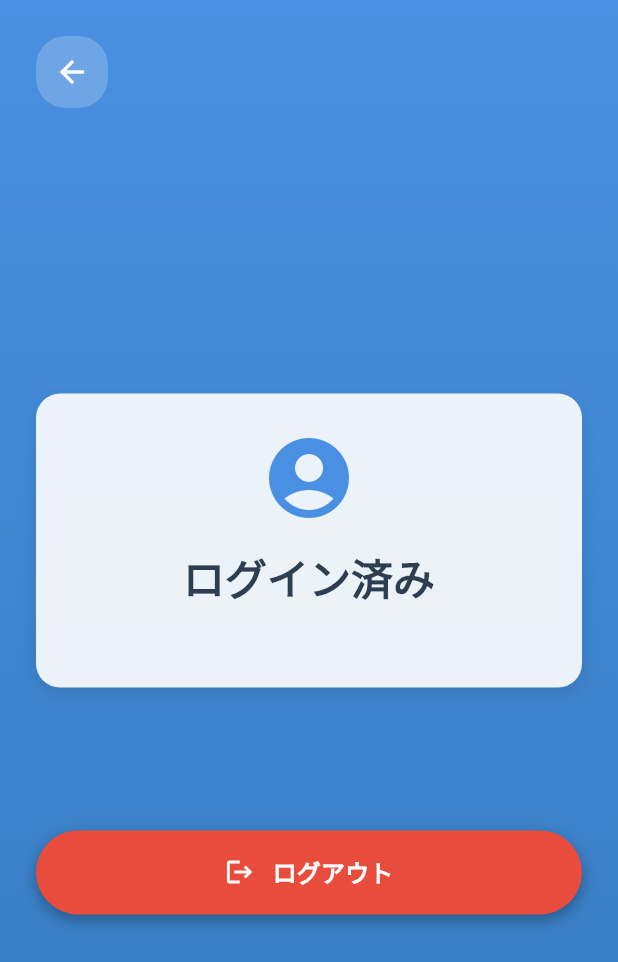
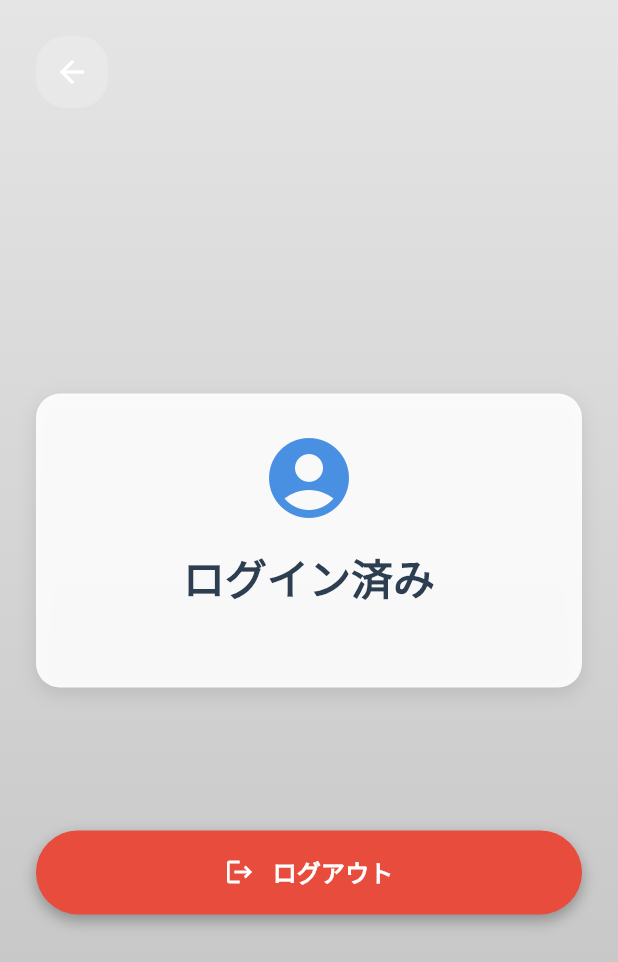
Before and after one commit to noboru-i/kyouen-flutter, a Flutter app: the screen it shows after launch, after a tap on "ログイン", on a phone screen of 412 x 824 dp. Shown: the top 962 px of the screen. Run offline on Flutter 3.47's test engine with Material 3 defaults, Android fonts, the phone set to English and light mode, and no system bars; our stand-ins replace chopper, firebase_auth, firebase_core, firebase_crashlytics, flutter_riverpod, freezed_annotation and 3 more; missing offline and left inert: kyouen; accounts and stored records are empty; generated files the repository leaves out were written again; network calls fail.

Commit message:
Add monochrome background design and refactor shared components
- Create BackgroundWidget with monochrome gradient for consistent UI
- Update title page with calming color scheme (brown accents)
- Refactor duplicated DecoratedBox code across all pages
- Apply consistent background across sign-in, stage, and title pages

🤖 Generated with [Claude Code](https://claude.ai/code)

Co-Authored-By: Claude <noreply@anthropic.com>

```diff
--- /dev/null
+++ b/lib/src/features/common/background_widget.dart
@@ -0,0 +1,27 @@
+import 'package:flutter/material.dart';
+
+class BackgroundWidget extends StatelessWidget {
+  const BackgroundWidget({
+    super.key,
+    required this.child,
+  });
+
+  final Widget child;
+
+  @override
+  Widget build(BuildContext context) {
+    return DecoratedBox(
+      decoration: const BoxDecoration(
+        gradient: LinearGradient(
+          begin: Alignment.topCenter,
+          end: Alignment.bottomCenter,
+          colors: [
+            Color(0xFFE5E5E5), // Light gray
+            Color(0xFFC0C0C0), // Darker gray
+          ],
+        ),
+      ),
+      child: child,
+    );
+  }
+}
--- a/lib/src/features/sign_in/sign_in_page.dart
+++ b/lib/src/features/sign_in/sign_in_page.dart
@@ -4,6 +4,7 @@ import 'package:flutter/material.dart';
 import 'package:flutter_riverpod/flutter_riverpod.dart';
 import 'package:kyouen_flutter/src/data/api/api_client.dart';
 import 'package:kyouen_flutter/src/data/api/entity/login_request.dart';
+import 'package:kyouen_flutter/src/features/common/background_widget.dart';
 
 class SignInPage extends ConsumerWidget {
   const SignInPage({super.key});
@@ -34,17 +35,7 @@ class _SignInView extends StatelessWidget {
 
   @override
   Widget build(BuildContext context) {
-    return DecoratedBox(
-      decoration: const BoxDecoration(
-        gradient: LinearGradient(
-          begin: Alignment.topCenter,
-          end: Alignment.bottomCenter,
-          colors: [
-            Color(0xFF4A90E2), // Light blue
-            Color(0xFF357ABD), // Darker blue
-          ],
-        ),
-      ),
+    return BackgroundWidget(
       child: SafeArea(
         child: Padding(
           padding: const EdgeInsets.all(24),
@@ -276,17 +267,7 @@ class _LogoutView extends StatelessWidget {
 
   @override
   Widget build(BuildContext context) {
-    return DecoratedBox(
-      decoration: const BoxDecoration(
-        gradient: LinearGradient(
-          begin: Alignment.topCenter,
-          end: Alignment.bottomCenter,
-          colors: [
-            Color(0xFF4A90E2), // Light blue
-            Color(0xFF357ABD), // Darker blue
-          ],
-        ),
-      ),
+    return BackgroundWidget(
       child: SafeArea(
         child: Padding(
           padding: const EdgeInsets.all(24),
--- a/lib/src/features/stage/stage_page.dart
+++ b/lib/src/features/stage/stage_page.dart
@@ -1,6 +1,7 @@
 import 'package:flutter/material.dart';
 import 'package:flutter_riverpod/flutter_riverpod.dart';
 import 'package:kyouen_flutter/src/data/repository/stage_repository.dart';
+import 'package:kyouen_flutter/src/features/common/background_widget.dart';
 import 'package:kyouen_flutter/src/features/stage/stage_service.dart';
 
 class StagePage extends ConsumerWidget {
@@ -15,10 +16,12 @@ class StagePage extends ConsumerWidget {
     ref.watch(currentStageNoProvider);
 
     return const Scaffold(
-      body: SafeArea(
-        child: Column(
-          crossAxisAlignment: CrossAxisAlignment.stretch,
-          children: [_Header(), Expanded(child: _Body()), _Footer()],
+      body: BackgroundWidget(
+        child: SafeArea(
+          child: Column(
+            crossAxisAlignment: CrossAxisAlignment.stretch,
+            children: [_Header(), Expanded(child: _Body()), _Footer()],
+          ),
         ),
       ),
     );
--- a/lib/src/features/title/title_page.dart
+++ b/lib/src/features/title/title_page.dart
@@ -2,6 +2,7 @@ import 'package:flutter/material.dart';
 import 'package:flutter_riverpod/flutter_riverpod.dart';
 import 'package:kyouen_flutter/src/config/environment.dart';
 import 'package:kyouen_flutter/src/data/repository/stage_repository.dart';
+import 'package:kyouen_flutter/src/features/common/background_widget.dart';
 import 'package:kyouen_flutter/src/features/sign_in/sign_in_page.dart';
 import 'package:kyouen_flutter/src/features/stage/stage_page.dart';
 
@@ -13,17 +14,7 @@ class TitlePage extends ConsumerWidget {
   @override
   Widget build(BuildContext context, WidgetRef ref) {
     return Scaffold(
-      body: DecoratedBox(
-        decoration: const BoxDecoration(
-          gradient: LinearGradient(
-            begin: Alignment.topCenter,
-            end: Alignment.bottomCenter,
-            colors: [
-              Color(0xFF4A90E2), // Light blue
-              Color(0xFF357ABD), // Darker blue
-            ],
-          ),
-        ),
+      body: BackgroundWidget(
         child: SafeArea(
           child: Padding(
             padding: const EdgeInsets.symmetric(horizontal: 32),
@@ -92,7 +83,7 @@ class TitlePage extends ConsumerWidget {
                       );
                     },
                     style: ElevatedButton.styleFrom(
-                      backgroundColor: const Color(0xFF27AE60),
+                      backgroundColor: const Color(0xFF8B7355),
                       foregroundColor: Colors.white,
                       elevation: 0,
                       shape: RoundedRectangleBorder(
@@ -131,12 +122,12 @@ class TitlePage extends ConsumerWidget {
                     },
                     style: ElevatedButton.styleFrom(
                       backgroundColor: Colors.white,
-                      foregroundColor: const Color(0xFF4A90E2),
+                      foregroundColor: const Color(0xFF8B7355),
                       elevation: 0,
                       shape: RoundedRectangleBorder(
                         borderRadius: BorderRadius.circular(28),
                         side: const BorderSide(
-                          color: Color(0xFF4A90E2),
+                          color: Color(0xFF8B7355),
                           width: 2,
                         ),
                       ),
@@ -166,7 +157,8 @@ class _StageCountDisplay extends ConsumerWidget {
     final stageRepositoryAsync = ref.watch(stageRepositoryProvider);
 
     return stageRepositoryAsync.when(
-      loading: () => Container(
+      loading:
+          () => Container(
             padding: const EdgeInsets.symmetric(horizontal: 16, vertical: 8),
             decoration: BoxDecoration(
               color: const Color(0xFF95A5A6).withValues(alpha: 0.1),
@@ -179,7 +171,8 @@ class _StageCountDisplay extends ConsumerWidget {
               ).textTheme.bodyMedium?.copyWith(color: const Color(0xFF7F8C8D)),
             ),
           ),
-      error: (error, _) => Container(
+      error:
+          (error, _) => Container(
             padding: const EdgeInsets.symmetric(horizontal: 16, vertical: 8),
             decoration: BoxDecoration(
               color: const Color(0xFFE74C3C).withValues(alpha: 0.1),
@@ -195,28 +188,35 @@ class _StageCountDisplay extends ConsumerWidget {
               ).textTheme.bodyMedium?.copyWith(color: const Color(0xFFE74C3C)),
             ),
           ),
-      data: (repository) => FutureBuilder<Map<String, int>>(
+      data:
+          (repository) => FutureBuilder<Map<String, int>>(
             future: repository.getStageCount(),
             builder: (context, snapshot) {
               if (snapshot.connectionState == ConnectionState.waiting) {
                 return Container(
-              padding: const EdgeInsets.symmetric(horizontal: 16, vertical: 8),
+                  padding: const EdgeInsets.symmetric(
+                    horizontal: 16,
+                    vertical: 8,
+                  ),
                   decoration: BoxDecoration(
                     color: const Color(0xFF95A5A6).withValues(alpha: 0.1),
                     borderRadius: BorderRadius.circular(12),
                   ),
                   child: Text(
                     'ステージ情報を読み込み中...',
-                style: Theme.of(
-                  context,
-                ).textTheme.bodyMedium?.copyWith(color: const Color(0xFF7F8C8D)),
+                    style: Theme.of(context).textTheme.bodyMedium?.copyWith(
+                      color: const Color(0xFF7F8C8D),
+                    ),
                   ),
                 );
               }
 
               if (snapshot.hasError) {
                 return Container(
-              padding: const EdgeInsets.symmetric(horizontal: 16, vertical: 8),
+                  padding: const EdgeInsets.symmetric(
+                    horizontal: 16,
+                    vertical: 8,
+                  ),
                   decoration: BoxDecoration(
                     color: const Color(0xFFE74C3C).withValues(alpha: 0.1),
                     borderRadius: BorderRadius.circular(12),
@@ -226,9 +226,9 @@ class _StageCountDisplay extends ConsumerWidget {
                   ),
                   child: Text(
                     'ステージ情報取得エラー',
-                style: Theme.of(
-                  context,
-                ).textTheme.bodyMedium?.copyWith(color: const Color(0xFFE74C3C)),
+                    style: Theme.of(context).textTheme.bodyMedium?.copyWith(
+                      color: const Color(0xFFE74C3C),
+                    ),
                   ),
                 );
               }
@@ -238,12 +238,15 @@ class _StageCountDisplay extends ConsumerWidget {
               final totalCount = stageCount['count'] ?? 0;
 
               return Container(
-            padding: const EdgeInsets.symmetric(horizontal: 16, vertical: 8),
+                padding: const EdgeInsets.symmetric(
+                  horizontal: 16,
+                  vertical: 8,
+                ),
                 decoration: BoxDecoration(
-              color: const Color(0xFF3498DB).withValues(alpha: 0.1),
+                  color: const Color(0xFF8B7355).withValues(alpha: 0.1),
                   borderRadius: BorderRadius.circular(12),
                   border: Border.all(
-                color: const Color(0xFF3498DB).withValues(alpha: 0.3),
+                    color: const Color(0xFF8B7355).withValues(alpha: 0.3),
                   ),
                 ),
                 child: Text(
```
Lines whose indentation alone changed are shown as unchanged.
